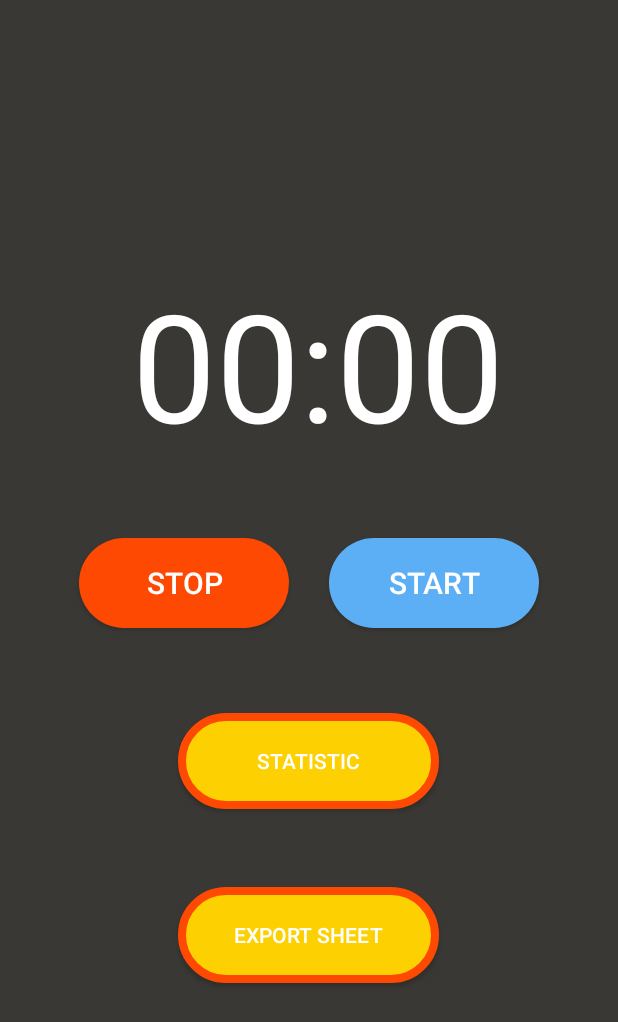
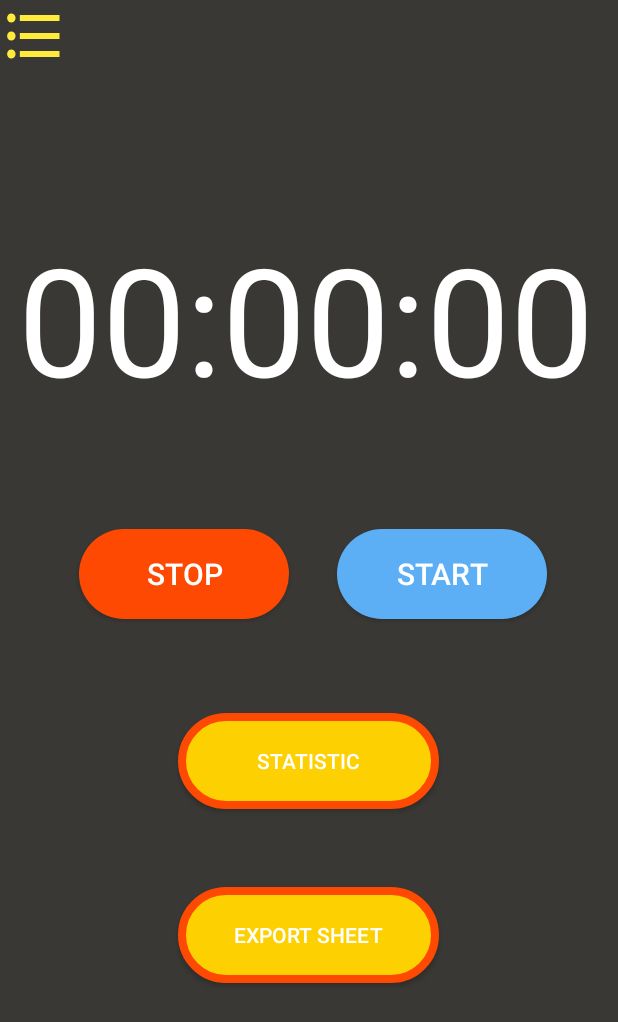
Before and after one commit to Adrian101010101010/workograf2.0, an Android app: the MainActivity screen opened directly, with no data from a screen before it, on a phone screen of 412 x 824 dp. Shown: the top 1022 px of the screen. Run offline under Robolectric (Android 15) with nearby library versions, the light colour scheme and no system bars.

Commit message:
fixe stail

```diff
--- a/app/build.gradle
+++ b/app/build.gradle
@@ -41,4 +41,6 @@
     testImplementation 'junit:junit:4.13.2'
     androidTestImplementation 'androidx.test.ext:junit:1.1.3'
     androidTestImplementation 'androidx.test.espresso:espresso-core:3.4.0'
+    implementation 'com.google.android.gms:play-services-location:21.0.1'
+    implementation 'com.google.android.gms:play-services-maps:18.1.0'
 }
--- a/app/src/main/AndroidManifest.xml
+++ b/app/src/main/AndroidManifest.xml
@@ -1,6 +1,11 @@
 <?xml version="1.0" encoding="utf-8"?>
 <manifest xmlns:android="http://schemas.android.com/apk/res/android"
     xmlns:tools="http://schemas.android.com/tools">
+
+    <uses-permission android:name="android.permission.ACCESS_FINE_LOCATION" />
+    <uses-permission android:name="android.permission.ACCESS_COARSE_LOCATION" />
+    <uses-permission android:name="android.permission.ACCESS_FINE_LOCATION" />
+    <uses-permission android:name="android.permission.INTERNET" />
 
     <application
         android:allowBackup="true"
--- a/app/src/main/java/com/example/workograf20/MainActivity.kt
+++ b/app/src/main/java/com/example/workograf20/MainActivity.kt
@@ -13,41 +13,27 @@
 import android.widget.TextView
 import androidx.appcompat.app.ActionBarDrawerToggle
 import androidx.appcompat.app.AlertDialog
+import androidx.core.view.GravityCompat
 import androidx.drawerlayout.widget.DrawerLayout
 import com.google.android.material.navigation.NavigationView
 
 
 class MainActivity : AppCompatActivity() {
 
+    private lateinit var drawerLayout: DrawerLayout
+    private lateinit var openDrawerButton: Button
+
     private var isTimerRunning = false
     private lateinit var timer: CountDownTimer
     private var timeInSeconds = 0L
-    private var isTimerReset = true
-    private lateinit var drawerLayout: DrawerLayout
 
-    @SuppressLint("MissingInflatedId")
     override fun onCreate(savedInstanceState: Bundle?) {
         super.onCreate(savedInstanceState)
         setContentView(R.layout.activity_main)
 
-        val button1 = Button(this).apply {
-            setBackgroundColor(Color.parseColor("#5caff5"))
-            val shape = GradientDrawable()
-            shape.cornerRadius = 30 * resources.displayMetrics.density
-            background = shape
-        }
+        drawerLayout = findViewById(R.id.drawerLayout)
+        val navigationView: NavigationView = findViewById(R.id.navigationView)
 
-        //val button1: Button = findViewById(R.id.button1)
-
-       /* button1.setOnClickListener {
-            val intent = Intent(this, MainActivity2::class.java)
-            startActivity(intent)
-        }*/
-
-        val navigationView: NavigationView = findViewById(R.id.navigationView)
-        val drawerLayout = findViewById<DrawerLayout>(R.id.drawerLayout)
-
-        // Встановити слухача для іконки гамбургера, щоб відкрити/закрити Navigation Drawer
         val toggle = ActionBarDrawerToggle(
             this,
             drawerLayout,
@@ -57,113 +43,49 @@
         drawerLayout.addDrawerListener(toggle)
         toggle.syncState()
 
-        // Встановити слухача для натискання пунктів меню Navigation Drawer
+        openDrawerButton = findViewById(R.id.openDrawerButton)
+        openDrawerButton.setOnClickListener {
+            drawerLayout.openDrawer(GravityCompat.START)
+        }
+
         navigationView.setNavigationItemSelectedListener { menuItem ->
-            // Обробка натискання пунктів меню
             when (menuItem.itemId) {
                 R.id.nav_item1 -> {
                     showExitConfirmationDialog()
-                    // Дії для пункту меню "Item 1"
-                    // Виклик фрагменту або сторінки, пов'язаної з цим пунктом меню
                     true
                 }
+                // перегід на сторінку з гео локацією
                 R.id.nav_item2 -> {
-                    // Дії для пункту меню "Item 2"
-                    // Виклик фрагменту або сторінки, пов'язаної з цим пунктом меню
+                    val intent = Intent(this, LocationMap::class.java)
+                    startActivity(intent)
                     true
                 }
-                // Додайте інші пункти меню за необхідністю
                 else -> false
             }
         }
 
-        val button2: Button = findViewById(R.id.button2)
-
-
-        button2.setOnClickListener {
-            val intent = Intent(this, MainActivityUser::class.java)
-            startActivity(intent)
+        // Відновлення стану таймера при повторному вході в програму
+        if (savedInstanceState != null) {
+            isTimerRunning = savedInstanceState.getBoolean("isTimerRunning", false)
+            timeInSeconds = savedInstanceState.getLong("timeInSeconds", 0)
         }
 
         val timerTextView = findViewById<TextView>(R.id.timerTextView)
         val resetButton = findViewById<Button>(R.id.resetButton)
-            val startStopButton = findViewById<Button>(R.id.startStopButton)
-
         resetButton.setOnClickListener {
-                if (isTimerReset) {
-                    stopTimer()
-                } else {
             resetTimer()
         }
-                isTimerReset = !isTimerReset
-            }
 
+        val startStopButton = findViewById<Button>(R.id.startStopButton)
         startStopButton.setOnClickListener {
             if (isTimerRunning) {
-                    stopTimer()
-                } else {
                 startTimer()
             }
         }
 
-            // задаємо початковий вигляд таймера
-            timerTextView.text = formatTime(0)
-        }
-
-        // розпочинаємо таймер
-        private fun startTimer() {
-            isTimerRunning = true
-
-            // створюємо новий об'єкт CountDownTimer
-            timer = object : CountDownTimer(Long.MAX_VALUE, 1000) {
-                override fun onTick(millisUntilFinished: Long) {
-                    timeInSeconds++
-                    updateTimer()
-                }
-
-                override fun onFinish() {}
-            }
-
-            timer.start()
-
-            // змінюємо текст кнопки на "Stop"
-            val startStopButton = findViewById<Button>(R.id.startStopButton)
-            startStopButton.text = "Start"
-        }
-
-        // зупиняємо таймер
-        private fun stopTimer() {
-            isTimerRunning = false
-            timer.cancel()
-
-            // змінюємо текст кнопки на "Start"
-            val startStopButton = findViewById<Button>(R.id.resetButton)
-            startStopButton.text = "Reset"
-        }
-
-        // скидаємо таймер на початок
-        private fun resetTimer() {
-            timeInSeconds = 0
-            updateTimer()
-
-            // змінюємо текст кнопки на "Start"
-            val startStopButton = findViewById<Button>(R.id.resetButton)
-            startStopButton.text = "Stop"
-        }
-
-        // оновлюємо текст таймера згідно часу, що пройшов
-        private fun updateTimer() {
-            val timerTextView = findViewById<TextView>(R.id.timerTextView)
         timerTextView.text = formatTime(timeInSeconds)
     }
 
-        // форматуємо час у вигляді "гг:хх:сс"
-        private fun formatTime(timeInSeconds: Long): String {
-            val hours = timeInSeconds / 3600
-            val minutes = (timeInSeconds % 3600) / 60
-            val seconds = timeInSeconds % 60
-            return String.format("%02d:%02d", hours, minutes)
-        }
     override fun onCreateOptionsMenu(menu: Menu): Boolean {
         menuInflater.inflate(R.menu.main_menu, menu)
         return true
@@ -193,4 +115,63 @@
             .setNegativeButton("No", null)
             .show()
     }
+
+    override fun onBackPressed() {
+        if (drawerLayout.isDrawerOpen(GravityCompat.START)) {
+            drawerLayout.closeDrawer(GravityCompat.START)
+        } else {
+            super.onBackPressed()
         }
+    }
+
+    override fun onSaveInstanceState(outState: Bundle) {
+        super.onSaveInstanceState(outState)
+        outState.putBoolean("isTimerRunning", isTimerRunning)
+        outState.putLong("timeInSeconds", timeInSeconds)
+    }
+
+    override fun onResume() {
+        super.onResume()
+        updateTimer()
+    }
+
+    private fun startTimer() {
+        isTimerRunning = true
+
+        timer = object : CountDownTimer(Long.MAX_VALUE, 1000) {
+            override fun onTick(millisUntilFinished: Long) {
+                timeInSeconds++
+                updateTimer()
+            }
+
+            override fun onFinish() {}
+        }
+
+        timer.start()
+
+        val startStopButton = findViewById<Button>(R.id.startStopButton)
+        startStopButton.text = "Stop"
+    }
+
+    private fun resetTimer() {
+        timeInSeconds = 0
+        isTimerRunning = false
+        timer.cancel()
+        updateTimer()
+
+        val startStopButton = findViewById<Button>(R.id.startStopButton)
+        startStopButton.text = "Start"
+    }
+
+    private fun updateTimer() {
+        val timerTextView = findViewById<TextView>(R.id.timerTextView)
+        timerTextView.text = formatTime(timeInSeconds)
+    }
+
+    private fun formatTime(timeInSeconds: Long): String {
+        val hours = timeInSeconds / 3600
+        val minutes = (timeInSeconds % 3600) / 60
+        val seconds = timeInSeconds % 60
+        return String.format("%02d:%02d:%02d", hours, minutes, seconds)
+    }
+}
--- /dev/null
+++ b/app/src/main/res/drawable/baseline_format_list_bulleted_24.xml
@@ -0,0 +1,5 @@
+<vector android:autoMirrored="true" android:height="24dp"
+    android:tint="@color/gray_white" android:viewportHeight="24"
+    android:viewportWidth="24" android:width="24dp" xmlns:android="http://schemas.android.com/apk/res/android">
+    <path android:fillColor="@color/gray_white" android:pathData="M4,10.5c-0.83,0 -1.5,0.67 -1.5,1.5s0.67,1.5 1.5,1.5 1.5,-0.67 1.5,-1.5 -0.67,-1.5 -1.5,-1.5zM4,4.5c-0.83,0 -1.5,0.67 -1.5,1.5S3.17,7.5 4,7.5 5.5,6.83 5.5,6 4.83,4.5 4,4.5zM4,16.5c-0.83,0 -1.5,0.68 -1.5,1.5s0.68,1.5 1.5,1.5 1.5,-0.68 1.5,-1.5 -0.67,-1.5 -1.5,-1.5zM7,19h14v-2L7,17v2zM7,13h14v-2L7,11v2zM7,5v2h14L21,5L7,5z"/>
+</vector>
--- a/app/src/main/res/layout/activity_main.xml
+++ b/app/src/main/res/layout/activity_main.xml
@@ -15,19 +15,18 @@
 
         <TextView
             android:id="@+id/timerTextView"
-            android:layout_width="286dp"
-            android:layout_height="116dp"
-            android:layout_below="@+id/startStopButton"
-            android:layout_centerHorizontal="true"
-            android:text="@string/_00_00"
+            android:layout_width="wrap_content"
+            android:layout_height="wrap_content"
+            android:layout_marginTop="104dp"
+            android:text="0:00:00"
             android:textColor="@color/white"
             android:textSize="100sp"
             app:layout_constraintBottom_toBottomOf="parent"
             app:layout_constraintEnd_toEndOf="parent"
-            app:layout_constraintHorizontal_bias="0.700"
+            app:layout_constraintHorizontal_bias="0.432"
             app:layout_constraintStart_toStartOf="parent"
             app:layout_constraintTop_toTopOf="parent"
-            app:layout_constraintVertical_bias="0.249"
+            app:layout_constraintVertical_bias="0.07"
             tools:ignore="TextSizeCheck" />
 
         <androidx.appcompat.widget.AppCompatButton
@@ -40,8 +39,8 @@
             android:textSize="20sp"
             app:layout_constraintBottom_toTopOf="@+id/button1"
             app:layout_constraintEnd_toEndOf="parent"
-            app:layout_constraintHorizontal_bias="0.806"
-            app:layout_constraintStart_toStartOf="parent"
+            app:layout_constraintHorizontal_bias="0.406"
+            app:layout_constraintStart_toEndOf="@+id/resetButton"
             app:layout_constraintTop_toBottomOf="@+id/timerTextView"
             app:layout_constraintVertical_bias="0.54"
             tools:ignore="TextContrastCheck" />
@@ -51,9 +50,9 @@
             android:layout_width="140dp"
             android:layout_height="60dp"
 
+            android:background="@drawable/button_stile_red"
+            android:text="@string/stop"
             android:textColor="@color/white"
-            android:text="@string/stop"
-            android:background="@drawable/button_stile_red"
             android:textSize="20sp"
             app:layout_constraintBottom_toTopOf="@+id/button1"
             app:layout_constraintEnd_toEndOf="parent"
@@ -112,4 +111,23 @@
         app:menu="@menu/nav_menu"
         tools:ignore="VisualLintBounds" />
 
+    <LinearLayout
+        android:layout_width="match_parent"
+        android:layout_height="match_parent"
+        android:orientation="vertical">
+
+        <!-- Додайте тут ваш основний контент -->
+
+        <Button
+            android:id="@+id/openDrawerButton"
+            android:layout_width="45dp"
+            android:layout_height="wrap_content"
+            android:background="@drawable/baseline_format_list_bulleted_24"
+            android:onClick="openDrawer"
+            tools:ignore="SpeakableTextPresentCheck" />
+
+    </LinearLayout>
+
+
+
 </androidx.drawerlayout.widget.DrawerLayout>
```
Also changed, not shown: app/src/main/java/com/example/workograf20/LocationMap.kt (added, +138 -0 lines), app/src/main/java/com/example/workograf20/MainActivityUser.kt (+20 -21 lines), app/src/main/res/layout/activity_locationmap.xml (added, +16 -0 lines), app/src/main/res/layout/activity_main_register.xml (+0 -14 lines), app/src/main/res/layout/activity_main_user.xml (+21 -20 lines). Lines whose indentation alone changed are shown as unchanged.
